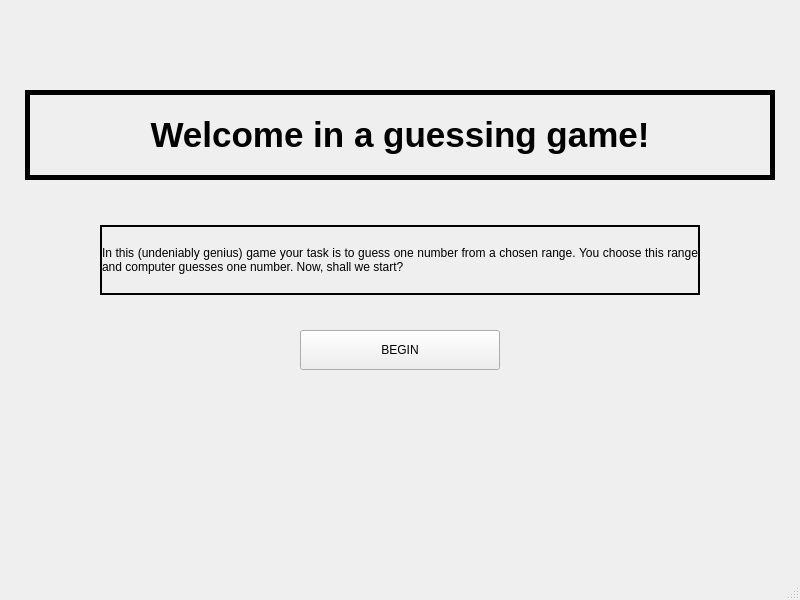
Qt form Guess_a_number/mainwindow.ui (AdrianSuliga/Simple_Games) before a commit.
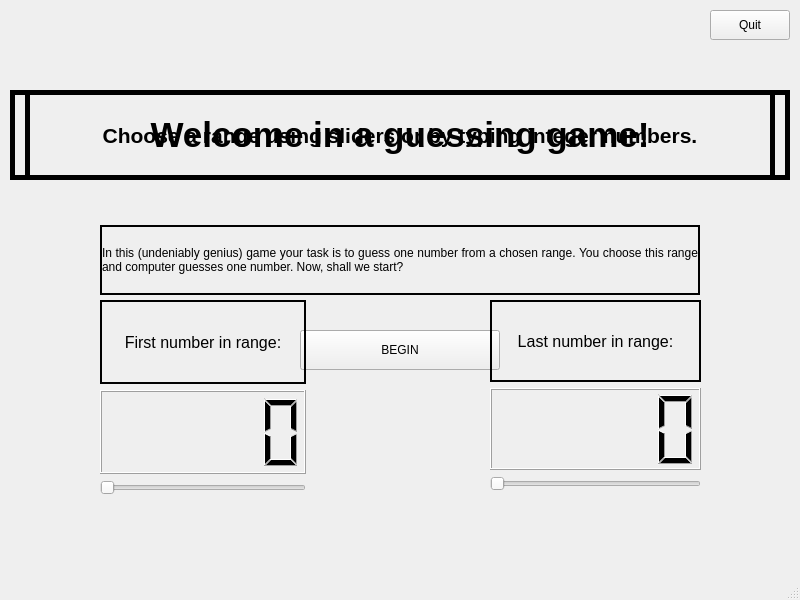
The same form after that commit.

```diff
--- a/Guess_a_number/mainwindow.ui
+++ b/Guess_a_number/mainwindow.ui
@@ -92,6 +92,159 @@
      <string>BEGIN</string>
     </property>
    </widget>
+   <widget class="QLabel" name="RangeTitle">
+    <property name="geometry">
+     <rect>
+      <x>10</x>
+      <y>90</y>
+      <width>780</width>
+      <height>90</height>
+     </rect>
+    </property>
+    <property name="font">
+     <font>
+      <pointsize>16</pointsize>
+      <bold>true</bold>
+     </font>
+    </property>
+    <property name="frameShape">
+     <enum>QFrame::Panel</enum>
+    </property>
+    <property name="frameShadow">
+     <enum>QFrame::Plain</enum>
+    </property>
+    <property name="lineWidth">
+     <number>5</number>
+    </property>
+    <property name="midLineWidth">
+     <number>5</number>
+    </property>
+    <property name="text">
+     <string>Choose a range using sliders or by typing integer numbers.</string>
+    </property>
+    <property name="alignment">
+     <set>Qt::AlignCenter</set>
+    </property>
+   </widget>
+   <widget class="QPushButton" name="quitButton">
+    <property name="geometry">
+     <rect>
+      <x>710</x>
+      <y>10</y>
+      <width>80</width>
+      <height>30</height>
+     </rect>
+    </property>
+    <property name="text">
+     <string>Quit</string>
+    </property>
+   </widget>
+   <widget class="QWidget" name="layoutWidget">
+    <property name="geometry">
+     <rect>
+      <x>490</x>
+      <y>300</y>
+      <width>211</width>
+      <height>191</height>
+     </rect>
+    </property>
+    <layout class="QVBoxLayout" name="verticalLayout_2">
+     <item>
+      <widget class="QLabel" name="secondNumLabel">
+       <property name="font">
+        <font>
+         <pointsize>12</pointsize>
+        </font>
+       </property>
+       <property name="frameShape">
+        <enum>QFrame::Panel</enum>
+       </property>
+       <property name="lineWidth">
+        <number>2</number>
+       </property>
+       <property name="text">
+        <string>Last number in range:</string>
+       </property>
+       <property name="alignment">
+        <set>Qt::AlignCenter</set>
+       </property>
+       <property name="margin">
+        <number>5</number>
+       </property>
+      </widget>
+     </item>
+     <item>
+      <widget class="QLCDNumber" name="secondNumLcd">
+       <property name="layoutDirection">
+        <enum>Qt::LeftToRight</enum>
+       </property>
+      </widget>
+     </item>
+     <item>
+      <widget class="QSlider" name="secondNumSlider">
+       <property name="maximum">
+        <number>9999</number>
+       </property>
+       <property name="orientation">
+        <enum>Qt::Horizontal</enum>
+       </property>
+      </widget>
+     </item>
+    </layout>
+   </widget>
+   <widget class="QWidget" name="">
+    <property name="geometry">
+     <rect>
+      <x>100</x>
+      <y>300</y>
+      <width>206</width>
+      <height>195</height>
+     </rect>
+    </property>
+    <layout class="QVBoxLayout" name="verticalLayout">
+     <item>
+      <widget class="QLabel" name="firstNumLabel">
+       <property name="font">
+        <font>
+         <pointsize>12</pointsize>
+        </font>
+       </property>
+       <property name="frameShape">
+        <enum>QFrame::Panel</enum>
+       </property>
+       <property name="lineWidth">
+        <number>2</number>
+       </property>
+       <property name="text">
+        <string>First number in range:</string>
+       </property>
+       <property name="alignment">
+        <set>Qt::AlignCenter</set>
+       </property>
+       <property name="margin">
+        <number>5</number>
+       </property>
+      </widget>
+     </item>
+     <item>
+      <widget class="QLCDNumber" name="firstNumLcd">
+       <property name="layoutDirection">
+        <enum>Qt::LeftToRight</enum>
+       </property>
+      </widget>
+     </item>
+     <item>
+      <widget class="QSlider" name="firstNumSlider">
+       <property name="maximum">
+        <number>9999</number>
+       </property>
+       <property name="orientation">
+        <enum>Qt::Horizontal</enum>
+       </property>
+      </widget>
+     </item>
+    </layout>
+   </widget>
   </widget>
   <widget class="QMenuBar" name="menubar">
    <property name="geometry">
```
